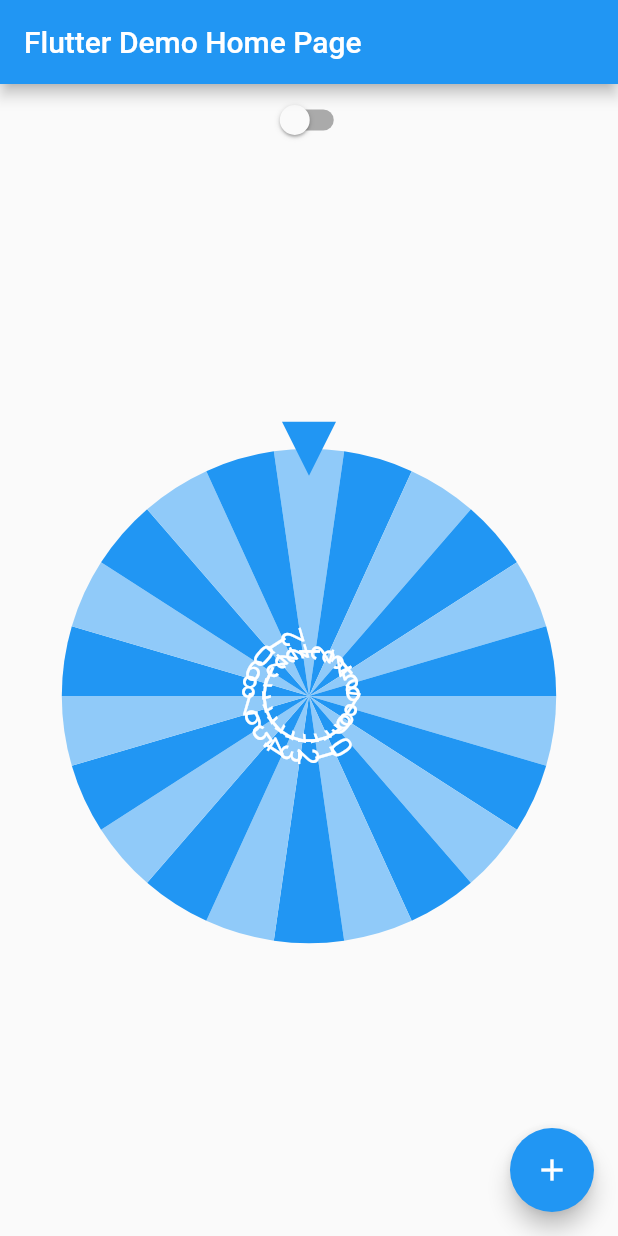
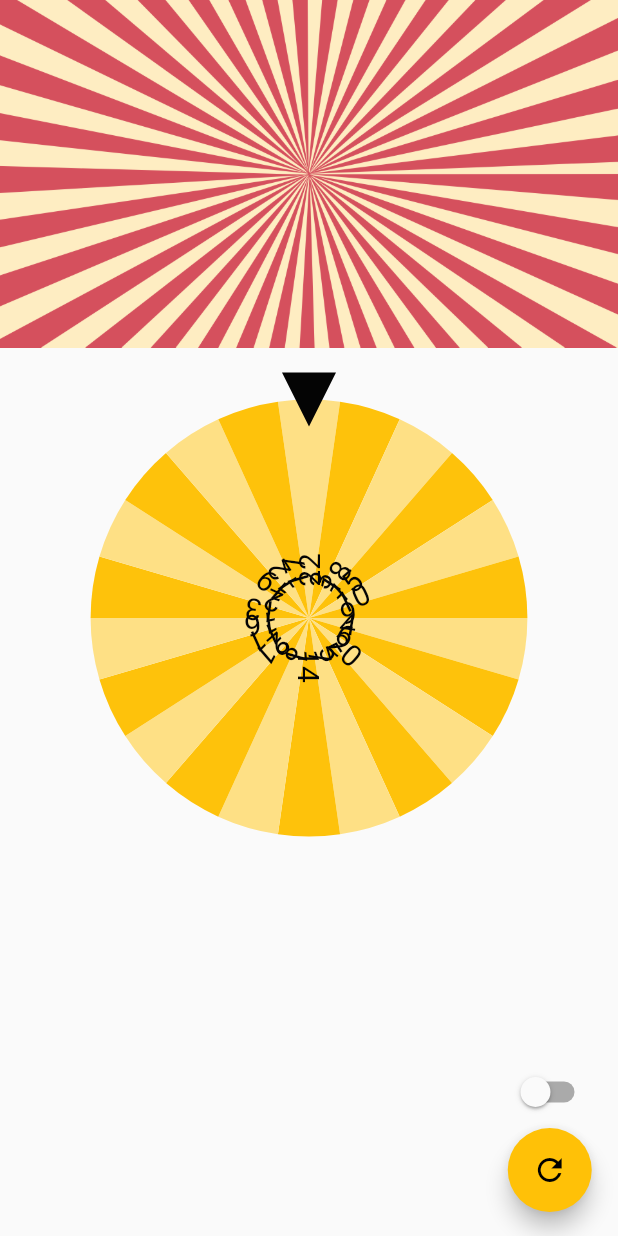
Before and after one commit to suryaa62/spinning_wheel, a Flutter app: the screen it shows after launch, on a phone screen of 412 x 824 dp. Run offline on Flutter 3.47's test engine with Material 2 defaults, Android fonts, the phone set to English and light mode, and no system bars; drawn by our look-alikes of flutter_fortune_wheel; our stand-ins replace confetti.

Commit message:
Added: background

```diff
--- a/lib/main.dart
+++ b/lib/main.dart
@@ -9,7 +9,7 @@ void main() {
   runApp(MyApp());
 }
 
-List<int> numbers = List.generate(22, (index) => index + 1);
+List<int> numbers = List.generate(22, (index) => index + 1)..shuffle();
 List<String> pairs = [];
 
 class MyApp extends StatelessWidget {
@@ -30,7 +30,7 @@ class MyApp extends StatelessWidget {
         // or simply save your changes to "hot reload" in a Flutter IDE).
         // Notice that the counter didn't reset back to zero; the application
         // is not restarted.
-        primarySwatch: Colors.blue,
+        primarySwatch: Colors.amber,
       ),
       home: MyHomePage(title: 'Flutter Demo Home Page'),
     );
@@ -162,40 +162,41 @@ class _MyHomePageState extends State<MyHomePage> with TickerProviderStateMixin {
     // fast, so that you can just rebuild anything that needs updating rather
     // than having to individually change instances of widgets.
     return Scaffold(
-      appBar: AppBar(
-        // Here we take the value from the MyHomePage object that was created by
-        // the App.build method, and use it to set our appbar title.
-        title: Text(widget.title),
-      ),
+      // appBar: AppBar(
+      //   // Here we take the value from the MyHomePage object that was created by
+      //   // the App.build method, and use it to set our appbar title.
+      //   title: Text(widget.title),
+      // ),
       body: Center(
         child: Stack(
           children: [
+            Container(
+              width: double.infinity,
+              child: Opacity(
+                opacity: 0.8,
+                child: Image.asset(
+                  'lib/b2.png',
+                  fit: BoxFit.fill,
+                ),
+              ),
+            ),
             Column(
               mainAxisAlignment: MainAxisAlignment.center,
               children: <Widget>[
-                Switch(
-                    value: _value,
-                    onChanged: (bool value) {
-                      setState(() {
-                        _value = value;
-                        print(_value);
-                        _Animcontroller.reset();
-                        if (value) {
-                          if (_randomint != -1) {
-                            numbers.removeAt(_randomint);
-                            _randomint = -1;
-                          }
-                          pairs = List.generate(
-                              numbers.length ~/ 3,
-                              (index) =>
-                                  "${numbers[3 * index]} ${numbers[3 * index + 1]} ${numbers[3 * index + 2]}");
-                        } else {
-                          randompair = -1;
-                        }
-                      });
-                    }),
                 Expanded(
+                  child: Padding(
+                    padding: const EdgeInsets.all(24),
+                    child: Opacity(
+                      opacity: 0.98,
                       child: FortuneWheel(
+                          indicators: [
+                            FortuneIndicator(
+                                alignment: Alignment.topCenter,
+                                child: TriangleIndicator(
+                                  color: Colors.black,
+                                ))
+                          ],
+                          //styleStrategy: MyCustomFortuneWheel(),
                           selected: controller.stream,
                           items: (_value)
                               ? [
@@ -214,6 +215,8 @@ class _MyHomePageState extends State<MyHomePage> with TickerProviderStateMixin {
                                       style: TextStyle(fontSize: 20),
                                     ))
                                 ]),
+                    ),
+                  ),
                 ),
               ],
             ),
@@ -238,11 +241,49 @@ class _MyHomePageState extends State<MyHomePage> with TickerProviderStateMixin {
           ],
         ),
       ),
-      floatingActionButton: FloatingActionButton(
+      floatingActionButton: Column(
+        mainAxisAlignment: MainAxisAlignment.end,
+        children: [
+          Switch(
+              value: _value,
+              onChanged: (bool value) {
+                setState(() {
+                  _value = value;
+                  print(_value);
+                  _Animcontroller.reset();
+                  if (value) {
+                    if (_randomint != -1) {
+                      numbers.removeAt(_randomint);
+                      _randomint = -1;
+                    }
+                    pairs = List.generate(
+                        numbers.length ~/ 3,
+                        (index) =>
+                            "${numbers[3 * index]} ${numbers[3 * index + 1]} ${numbers[3 * index + 2]}");
+                  } else {
+                    randompair = -1;
+                  }
+                });
+              }),
+          FloatingActionButton(
             onPressed: _incrementCounter,
             tooltip: 'Increment',
-        child: const Icon(Icons.add),
+            child: const Icon(Icons.refresh),
+          ),
+        ],
       ), // This trailing comma makes auto-formatting nicer for build methods.
     );
   }
 }
+
+class MyCustomFortuneWheel extends StyleStrategy {
+  @override
+  FortuneItemStyle getItemStyle(ThemeData theme, int index, int itemCount) {
+    // TODO: implement getItemStyle
+    if (index.isEven) {
+      return FortuneItemStyle(color: Colors.red);
+    } else {
+      return FortuneItemStyle(color: Colors.white);
+    }
+  }
+}
```
Also changed, not shown: pubspec.yaml (+3 -4 lines), lib/b2.png (added), lib/suryakant.png (added). Lines whose indentation alone changed are shown as unchanged.
